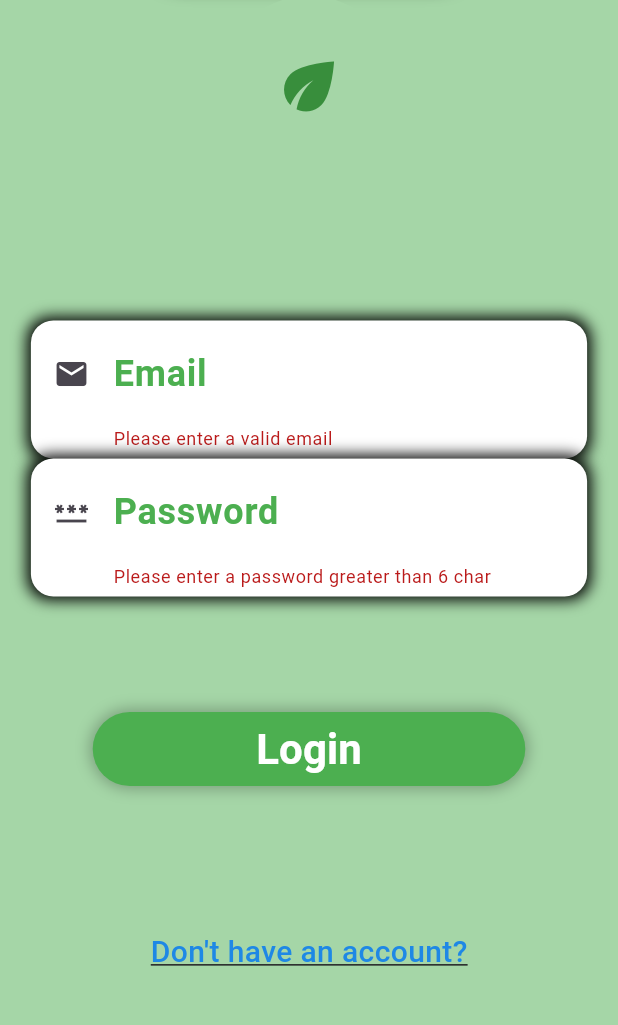
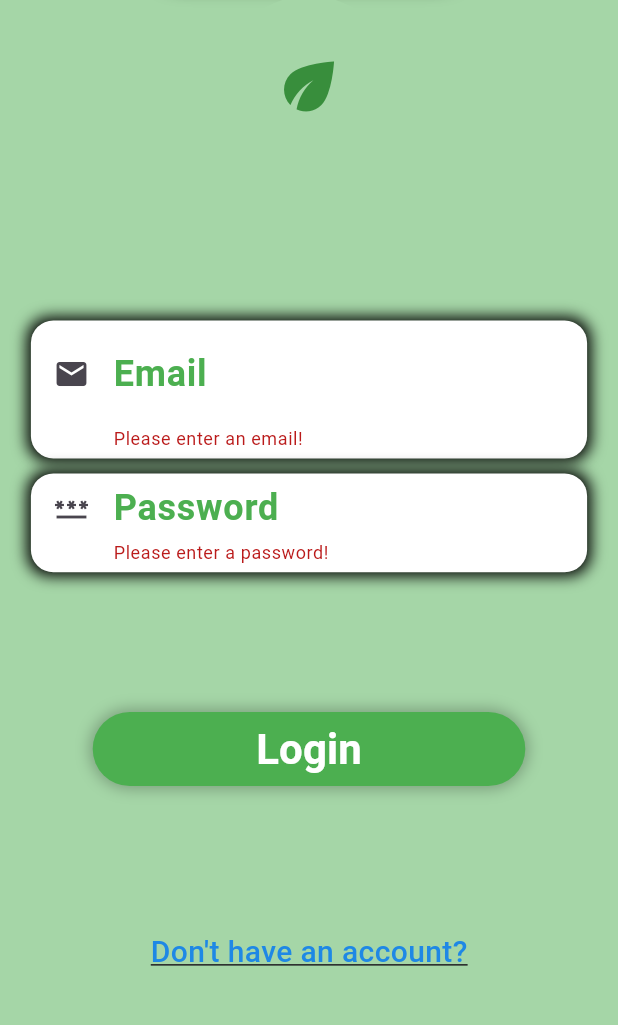
Before and after one commit to KonstantinZlatew/HackTues11, a Flutter app: the screen it shows after launch, after a tap on "Login", on a phone screen of 412 x 824 dp, the part 190-1215 px from its top. Run offline on Flutter 3.47's test engine with Material 3 defaults, Android fonts, the phone set to English and light mode, and no system bars; our stand-ins replace cloud_firestore, firebase_auth, firebase_core, firebase_storage, get_it; accounts and stored records are empty.

Commit message:
added some error handaling

```diff
--- a/flutter/hackware/lib/pages/login_page.dart
+++ b/flutter/hackware/lib/pages/login_page.dart
@@ -104,7 +104,13 @@ class _LoginPageState extends State<LoginPage> {
             mainAxisAlignment: MainAxisAlignment.spaceBetween,
             mainAxisSize: MainAxisSize.max,
             crossAxisAlignment: CrossAxisAlignment.center,
-            children: [_emailTextField(), _passwordTextField()],
+            children: [
+              _emailTextField(),
+              SizedBox(
+                height: 10,
+              ),
+              _passwordTextField()
+            ],
           )),
     );
   }
@@ -142,7 +148,12 @@ class _LoginPageState extends State<LoginPage> {
             RegExp(
                 r"^[a-zA-Z0-9.!#$%&'*+/=?^_`{|}~-]+@[a-zA-Z0-9](?:[a-zA-Z0-9-]{0,61}[a-zA-Z0-9])?(?:\.[a-zA-Z0-9](?:[a-zA-Z0-9-]{0,61}[a-zA-Z0-9])?)*$"),
           );
-          return _result ? null : "Please enter a valid email";
+          if (_value.length == 0)
+            return "Please enter an email!";
+          else if (!_result)
+            return "Invalid email format";
+          else
+            return null;
         },
       ),
     );
@@ -150,6 +161,7 @@ class _LoginPageState extends State<LoginPage> {
 
   Widget _passwordTextField() {
     return Container(
+        height: _deviceHeight! * 0.08,
         padding: EdgeInsets.symmetric(horizontal: 15, vertical: 5),
         decoration: BoxDecoration(
           color: Colors.white,
@@ -170,17 +182,23 @@ class _LoginPageState extends State<LoginPage> {
               border: InputBorder.none,
               floatingLabelBehavior: FloatingLabelBehavior.auto,
               labelStyle: TextStyle(
-                color: Colors.green, fontWeight: FontWeight.bold, fontSize: 24),
+                  color: Colors.green,
+                  fontWeight: FontWeight.bold,
+                  fontSize: 24),
             ),
             onSaved: (_value) {
               setState(() {
                 _password = _value;
               });
             },
-          validator: (_value) => _value!.length > 6
-              ? null
-              : "Please enter a password greater than 6 char"),
-    );
+            validator: (_value) {
+              if (_value!.length == 0)
+                return "Please enter a password!";
+              else if (_value!.length < 6)
+                return "Enter a password longer than 6 characters";
+              else
+                return null;
+            }));
   }
 
   Widget _loginButton() {
@@ -229,6 +247,7 @@ class _LoginPageState extends State<LoginPage> {
       _loginFormKey.currentState!.save();
       bool _result = await _firebaseService!
           .loginUser(email: _email!, password: _password!);
+
       if (_result) Navigator.popAndPushNamed(context, 'home');
     }
   }
```
Also changed, not shown: flutter/hackware/lib/pages/register_page.dart (+15 -5 lines). Lines whose indentation alone changed are shown as unchanged.
